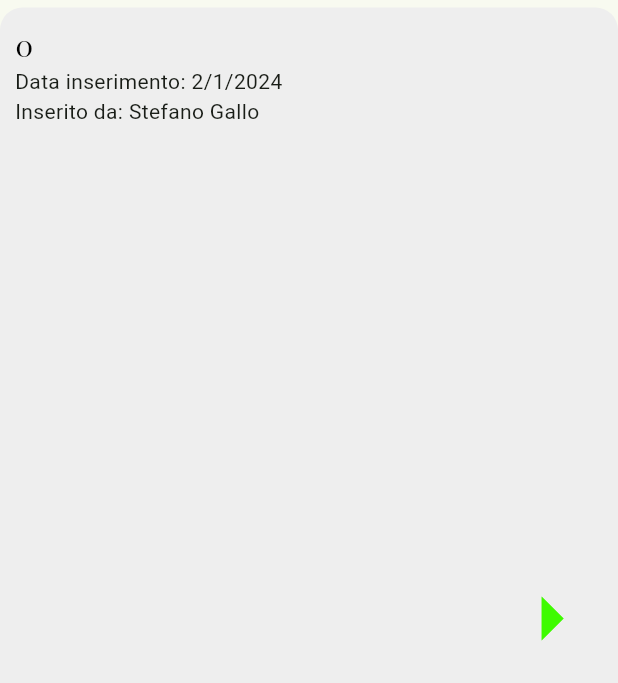
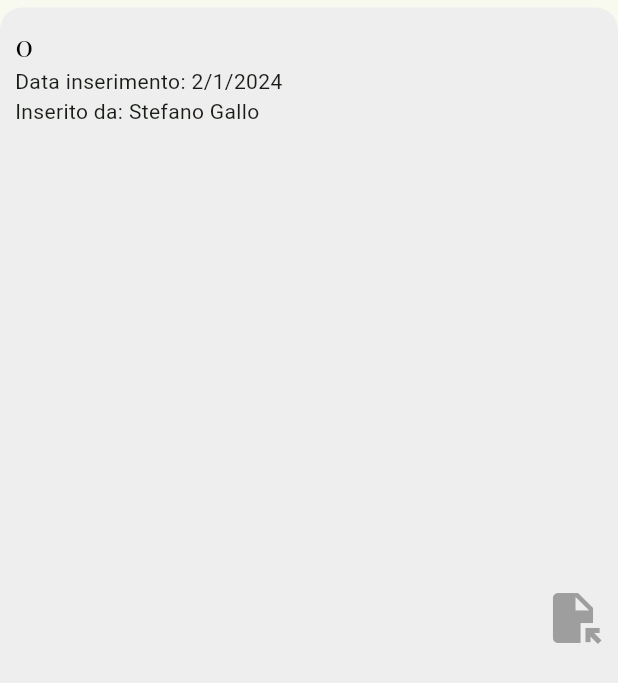
Before and after one commit to fieroblack/presenta_un_amico, a Flutter app: the CustomListTile widget shown alone on an empty page, opened directly with empty values, on a phone screen of 412 x 824 dp. Shown: the top 683 px of the screen. Run offline on Flutter 3.47's test engine with Material 3 defaults, Android fonts, the phone set to English and light mode, and no system bars; our stand-ins replace action_slider, file_picker; missing offline and left inert: mysql1.

```diff
--- a/lib/screens/components/custom_list_tile.dart
+++ b/lib/screens/components/custom_list_tile.dart
@@ -74,10 +74,10 @@ class CustomListTile extends StatelessWidget {
                 if (admin) const Text('Inserito da: Stefano Gallo'),
               ],
             ),
-            Icon(
-              Icons.arrow_right,
-              size: 70,
-              color: LogoColor.greenLogoColor,
+            const Icon(
+              Icons.file_open,
+              size: 40,
+              color: Colors.grey,
             )
           ],
         ),
--- a/lib/screens/components/custom_text_input.dart
+++ b/lib/screens/components/custom_text_input.dart
@@ -26,11 +26,7 @@ class CustomTextInput extends StatelessWidget {
         readOnly: _readOnly,
         style: kUserPwdTextStyle,
         decoration: InputDecoration(
-          label: Text(
-            _label,
-            style: kLabelStyle,
-          ),
-          hintStyle: kHintTextStyle,
+          labelText: _label,
           contentPadding: const EdgeInsets.all(20.0),
           border: const OutlineInputBorder(
             borderSide: BorderSide(color: Colors.grey, width: 2.0),
```
